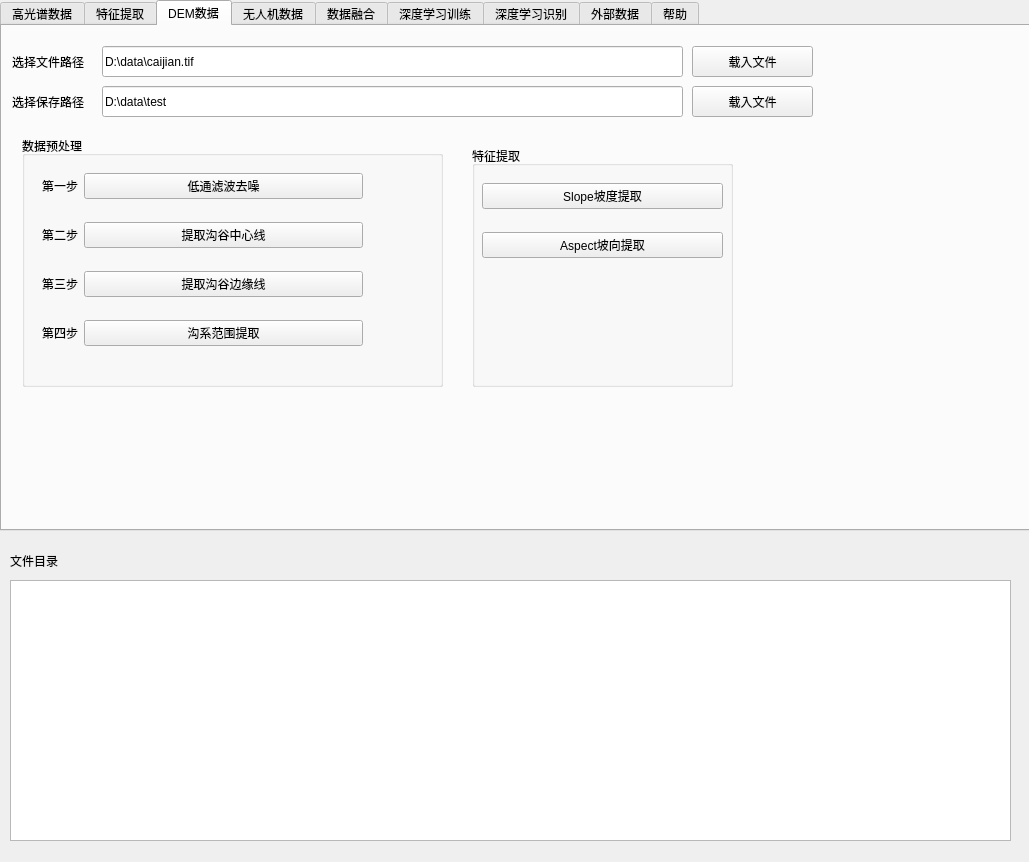
tudoulei/zhengshiban, file zhengshiban_dialog_base.ui: the form before one commit.
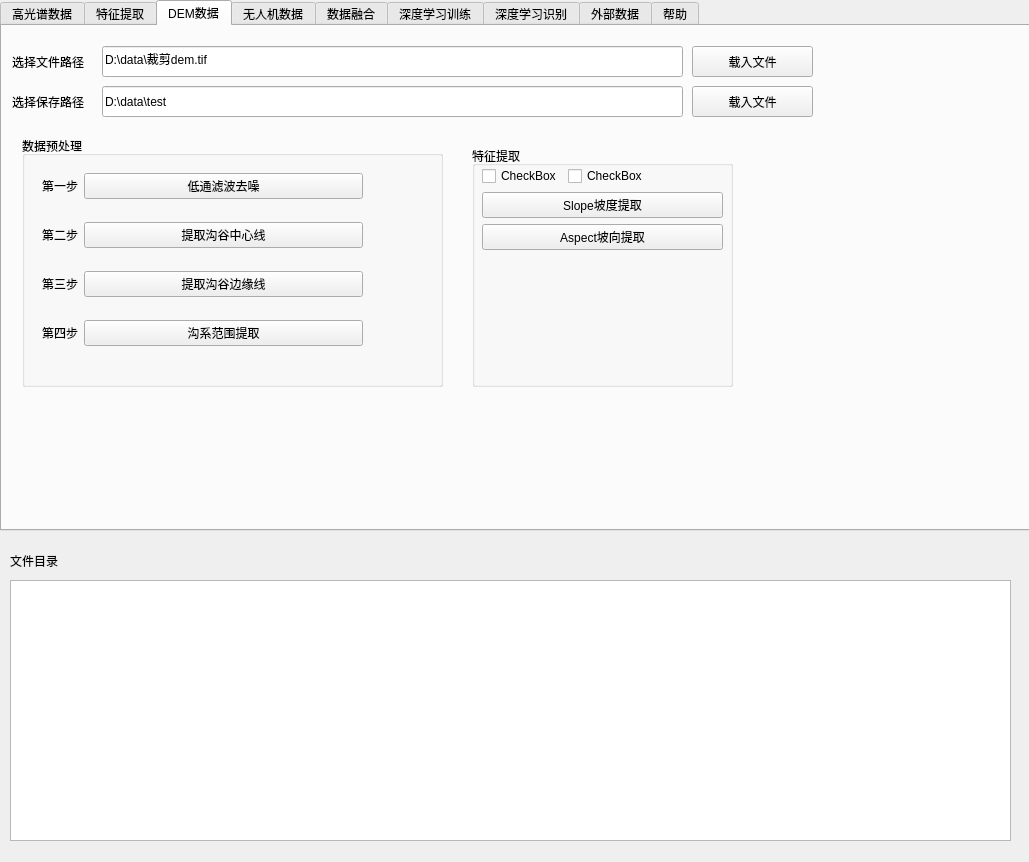
The form after the commit. The open tabs and pages were chosen to show the change.

Patch:
```diff
--- a/zhengshiban_dialog_base.ui
+++ b/zhengshiban_dialog_base.ui
@@ -468,7 +468,7 @@
       </rect>
      </property>
      <property name="text">
-      <string>D:\data\caijian.tif</string>
+      <string>D:\data\裁剪dem.tif</string>
      </property>
     </widget>
     <widget class="QLabel" name="label_17">
@@ -646,22 +646,26 @@
         <x>10</x>
         <y>20</y>
         <width>241</width>
-        <height>111</height>
+        <height>211</height>
        </rect>
       </property>
-      <layout class="QGridLayout" name="gridLayout_8">
+      <layout class="QFormLayout" name="formLayout_2">
        <item row="0" column="0">
-        <widget class="QPushButton" name="pushButton_getfeature_input_6">
+        <widget class="QCheckBox" name="checkBox_13">
          <property name="text">
-          <string>Slope坡度提取</string>
+          <string>CheckBox</string>
          </property>
-         <property name="default">
-          <bool>false</bool>
+        </widget>
+       </item>
+       <item row="0" column="1">
+        <widget class="QCheckBox" name="checkBox_12">
+         <property name="text">
+          <string>CheckBox</string>
          </property>
         </widget>
        </item>
-       <item row="1" column="0">
-        <widget class="QPushButton" name="pushButton_getfeature_input_7">
+       <item row="2" column="0" colspan="2">
+        <widget class="QPushButton" name="pushButton_aspect">
          <property name="text">
           <string>Aspect坡向提取</string>
          </property>
@@ -670,6 +674,16 @@
          </property>
         </widget>
        </item>
+       <item row="1" column="0" colspan="2">
+        <widget class="QPushButton" name="pushButton_slope">
+         <property name="text">
+          <string>Slope坡度提取</string>
+         </property>
+         <property name="default">
+          <bool>false</bool>
+         </property>
+        </widget>
+       </item>
       </layout>
      </widget>
     </widget>
```
Left out of the diff: 12 changed lines with no effect on the pictures.
